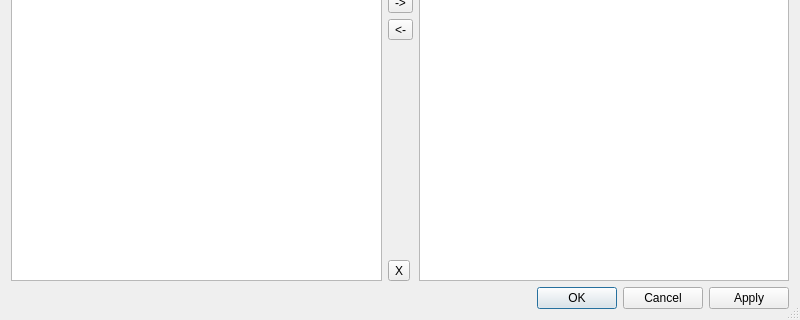
The window that gui/mainwindow.ui (Baum42/paxchange) describes before a commit, drawn with Qt 5; both pictures show x 0 to 800 and y 280 to 600 of the 800 by 600 pixel window.
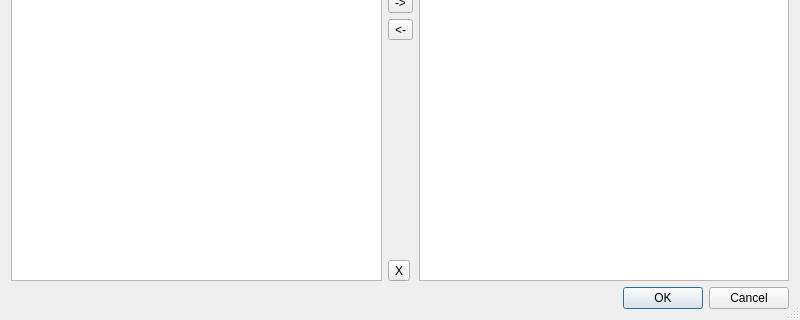
The same window after the commit. Icons and pictures are not drawn.

```diff
--- a/gui/mainwindow.ui
+++ b/gui/mainwindow.ui
@@ -129,7 +129,7 @@
    <item>
     <widget class="QDialogButtonBox" name="buttonBox">
      <property name="standardButtons">
-      <set>QDialogButtonBox::Apply|QDialogButtonBox::Cancel|QDialogButtonBox::Ok</set>
+      <set>QDialogButtonBox::Cancel|QDialogButtonBox::Ok</set>
      </property>
     </widget>
    </item>
```
Left out of the diff: 3 changed lines with no effect on the pictures.
